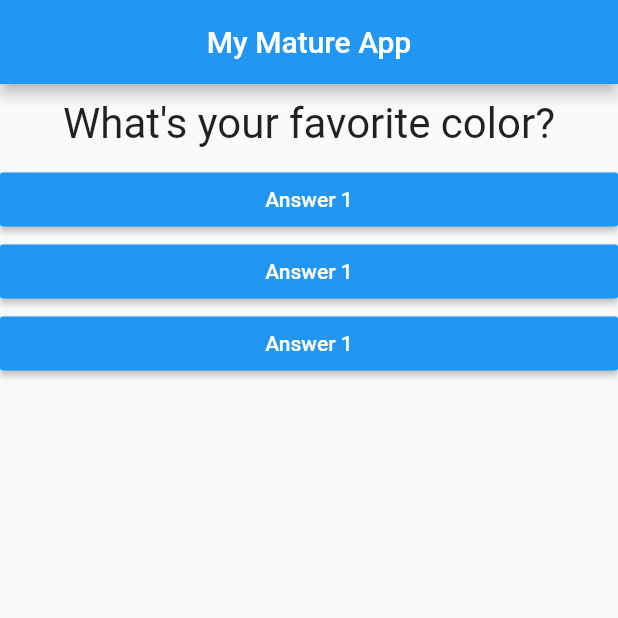
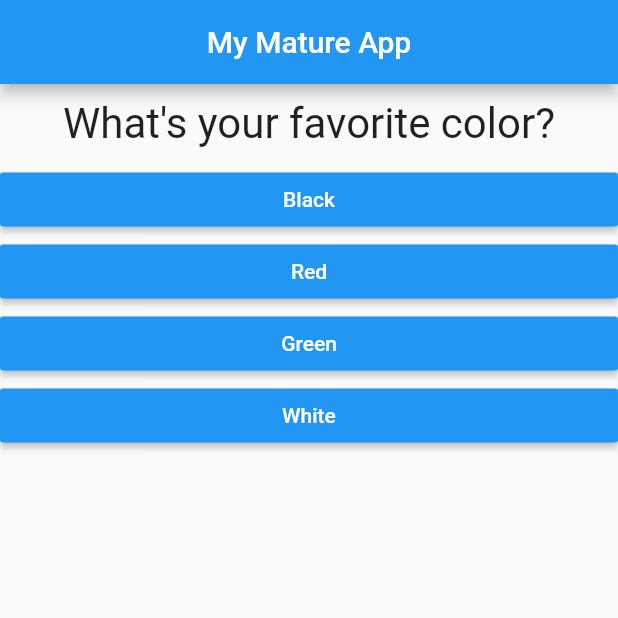
Before and after one commit to Rifat15913/flutter-quiz-app, a Flutter app: the screen it shows after launch, on a phone screen of 412 x 824 dp, the top half of it. Run offline on Flutter 3.47's test engine with Material 2 defaults, Android fonts, the phone set to English and light mode, and no system bars.

Commit message:
1. Implement cyclic Q&A, 2. Set answers dynamically

```diff
--- a/lib/answer.dart
+++ b/lib/answer.dart
@@ -1,9 +1,10 @@
 import 'package:flutter/material.dart';
 
 class Answer extends StatelessWidget {
-  final Function onClickListener;
+  final Function _onClickListener;
+  final String _answerText;
 
-  Answer(this.onClickListener);
+  Answer(this._onClickListener, this._answerText);
 
   @override
   Widget build(BuildContext context) {
@@ -12,12 +13,12 @@ class Answer extends StatelessWidget {
       child: RaisedButton(
         color: Colors.blue,
         child: Text(
-          "Answer 1",
+          _answerText,
           style: TextStyle(
             color: Colors.white,
           ),
         ),
-        onPressed: onClickListener,
+        onPressed: _onClickListener,
       ),
     );
   }
--- a/lib/main.dart
+++ b/lib/main.dart
@@ -6,23 +6,35 @@ import './question.dart';
 void main() => runApp(MyApp());
 
 class MyApp extends StatefulWidget {
-
   @override
   State<StatefulWidget> createState() {
     return _MyAppState();
   }
-
 }
 
 class _MyAppState extends State<MyApp> {
   var _questionIndex = 0;
+  var questions = [
+    {
+      "questionText": "What\'s your favorite color?",
+      "answers": ["Black", "Red", "Green", "White"]
+    },
+    {
+      "questionText": "What\'s your favorite animal?",
+      "answers": ["Rabbit", "Snake", "Elephant"]
+    },
+    {
+      "questionText": "Who\'s your favorite instructor?",
+      "answers": ["Max", "Rifat"]
+    },
+  ];
 
   void _answerQuestion() {
     setState(() {
-      if (_questionIndex == 0) {
+      if (_questionIndex < questions.length - 1) {
         _questionIndex++;
       } else {
-        _questionIndex--;
+        _questionIndex = 0;
       }
     });
 
@@ -31,11 +43,6 @@ class _MyAppState extends State<MyApp> {
 
   @override
   Widget build(BuildContext context) {
-    var questions = [
-      "What\'s your favorite color?",
-      "What\'s your favorite animal? I don't know. Do you know?",
-    ];
-
     return MaterialApp(
       home: Scaffold(
         appBar: AppBar(
@@ -45,11 +52,12 @@ class _MyAppState extends State<MyApp> {
         body: Column(
           children: <Widget>[
             Question(
-              questions[_questionIndex],
+              questions[_questionIndex]["questionText"],
             ),
-            Answer(_answerQuestion),
-            Answer(_answerQuestion),
-            Answer(_answerQuestion),
+            ...(questions[_questionIndex]["answers"] as List<String>)
+                .map((answer) {
+              return Answer(_answerQuestion, answer);
+            }),
           ],
         ),
       ),
--- a/pubspec.yaml
+++ b/pubspec.yaml
@@ -14,7 +14,7 @@ description: A simple quiz application using flutter
 version: 1.0.0+1
 
 environment:
-  sdk: ">=2.1.0 <3.0.0"
+  sdk: ">=2.2.2 <3.0.0"
 
 dependencies:
   flutter:
```
